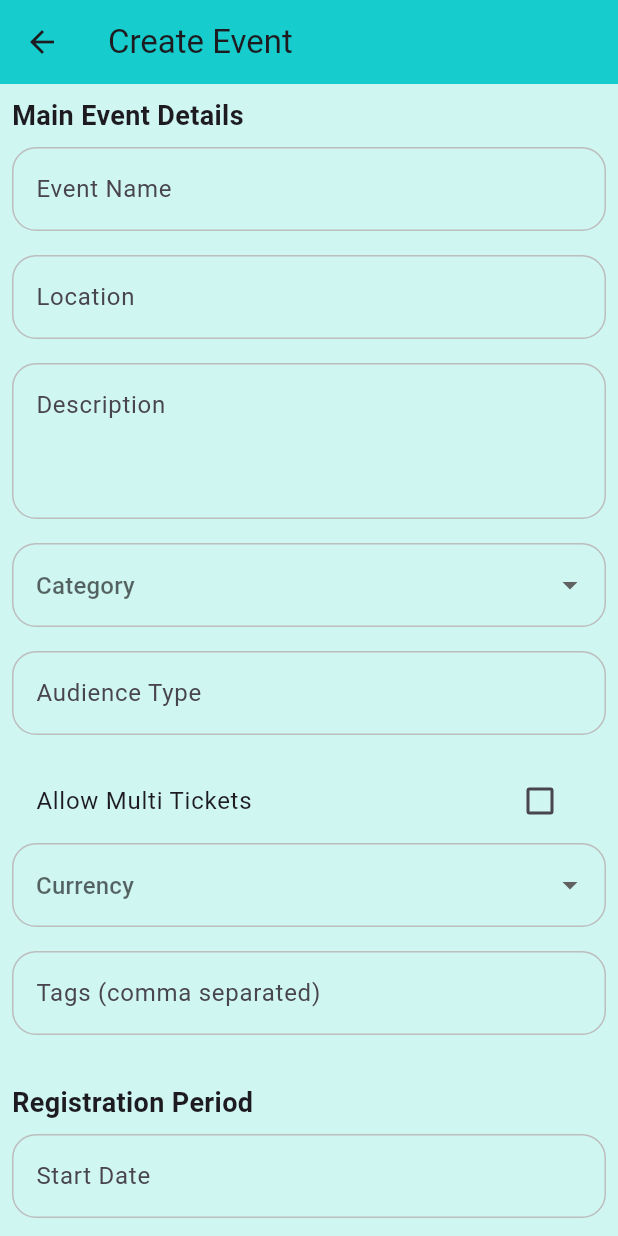
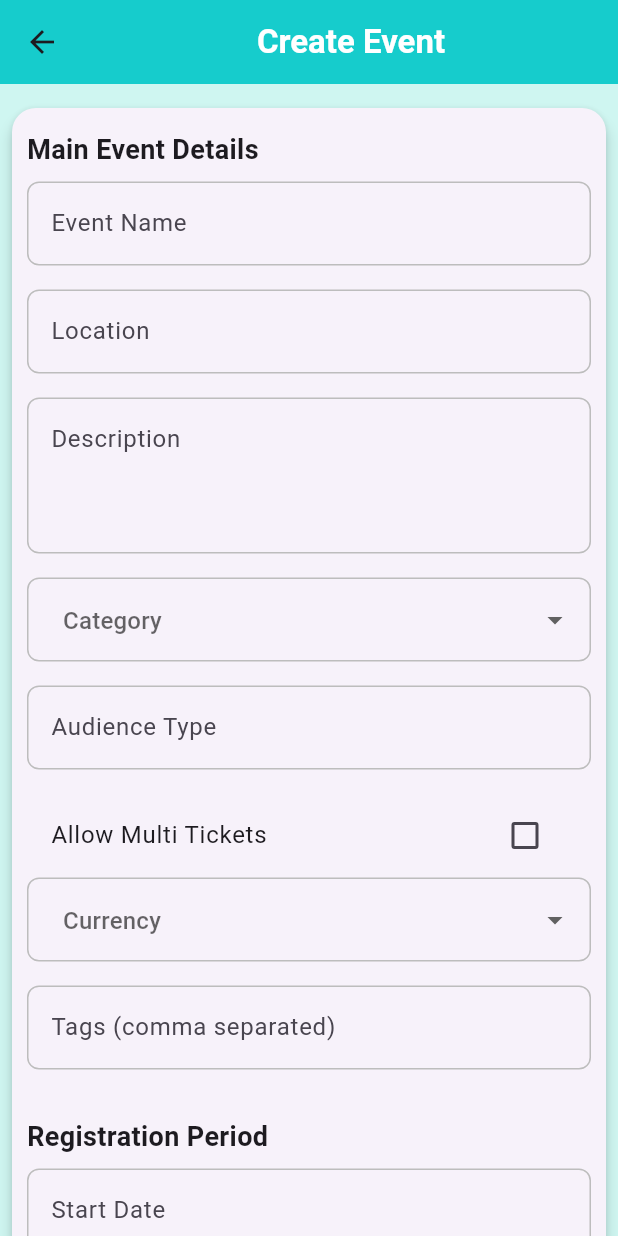
Before and after one commit to sakthiram2004/organizer_app, a Flutter app: the CreateEvent screen opened by its route, on a phone screen of 412 x 824 dp. Run offline on Flutter 3.47's test engine with Material 3 defaults, Android fonts, the phone set to English and light mode, and no system bars; our stand-ins replace flutter_layout_grid, get, google_fonts, image_cropper, image_picker, intl_phone_field.

Commit message:
event add and list event has been done

```diff
--- a/lib/Provider/image_picker_provider.dart
+++ b/lib/Provider/image_picker_provider.dart
@@ -5,7 +5,8 @@ import 'package:organizer_app/Utils/image_helper.dart';
 
 class ImagePickerProvider extends ChangeNotifier {
   final List<File> _mainEventCoverImages = [];
-  final List<File> _subEventCoverImages = [];
+  final List<List<File>> _subEventCoverImages = [[]];
+
   File? _mainEventImage;
   File? _profileImage;
 
@@ -15,7 +16,12 @@ class ImagePickerProvider extends ChangeNotifier {
   File? get profileImage => _profileImage;
 
   List<File> get mainEventCoverImages => _mainEventCoverImages;
-  List<File> get subEventCoverImages  => _subEventCoverImages;
+  List<List<File>> get subEventCoverImages  => _subEventCoverImages;
+
+  void setSubEventImageList(){
+    _subEventCoverImages.add([]);
+    notifyListeners();
+  }
 
   get imageFiles => null;
 
@@ -38,13 +44,13 @@ class ImagePickerProvider extends ChangeNotifier {
     notifyListeners();
   }
 
-  Future<void> pickCoverImage({bool isMainEventCoverImages =  true}) async {
+  Future<void> pickCoverImage(int index , {bool isMainEventCoverImages =  true}) async {
     final file = await imageHelper.pickImage();
     if (file.isNotEmpty) {
       if (isMainEventCoverImages) {
         _mainEventCoverImages.add(File(file.first!.path));
       } else {
-        _subEventCoverImages.add(File(file.first!.path));
+         _subEventCoverImages[index].add(File(file.first!.path));
       }
     }
     notifyListeners();
@@ -58,4 +64,8 @@ class ImagePickerProvider extends ChangeNotifier {
     }
     notifyListeners();
   }
+  void removeMainImage(){
+    _mainEventImage = null;
+    notifyListeners();
+  }
 }
--- a/lib/screens/CreateEvent/create_event.dart
+++ b/lib/screens/CreateEvent/create_event.dart
@@ -30,6 +30,7 @@ class _CreateEventState extends State<CreateEvent> {
 
   bool multiTickets = false;
   List<String> tags = [];
+  List<dynamic> subEventsImages = [];
 
   // List of sub-event controllers
   List<Map<String, TextEditingController>> subEventControllers = [];
@@ -107,7 +108,7 @@ class _CreateEventState extends State<CreateEvent> {
       backgroundColor: tertiaryColor,
       appBar: AppBar(
         backgroundColor: primaryColor,
-        title: const Text("Create Event"),
+        title: const  Center(child: Text("Create Event", style: TextStyle(color: Colors.white,fontWeight: FontWeight.bold),)),
       ),
       body: SingleChildScrollView(
         child: Padding(
@@ -117,13 +118,7 @@ class _CreateEventState extends State<CreateEvent> {
             child: Column(
               crossAxisAlignment: CrossAxisAlignment.start,
               children: [
-                _buildMainEventDetails(),
-                const SizedBox(height: 16),
-                _buildRegistrationPeriod(),
-                const SizedBox(height: 16),
-                _buildEventLocation(),
-                const SizedBox(height: 16),
-                _buildImagePicker(imagePickerProvider),
+                _buildMainEventDetails(imagePickerProvider),
                 const SizedBox(height: 16),
                 _buildSubEvents(imagePickerProvider),
                 const SizedBox(height: 16),
@@ -136,8 +131,16 @@ class _CreateEventState extends State<CreateEvent> {
     );
   }
 
-  Widget _buildMainEventDetails() {
-    return Column(
+  Widget _buildMainEventDetails(ImagePickerProvider imagePickerProvider) {
+    return Card(
+        shape: RoundedRectangleBorder(
+          borderRadius: BorderRadius.circular(16),
+        ),
+        margin: const EdgeInsets.symmetric(vertical: 8),
+        elevation: 4,
+        child: Padding(
+        padding: const EdgeInsets.symmetric(horizontal: 10 , vertical: 15),
+         child: Column(
       crossAxisAlignment: CrossAxisAlignment.start,
       children: [
         const Text(
@@ -185,7 +188,14 @@ class _CreateEventState extends State<CreateEvent> {
           onChanged: (value) =>
               tags = value.split(',').map((tag) => tag.trim()).toList(),
         ),
+        const SizedBox(height: 16),
+        _buildRegistrationPeriod(),
+        const SizedBox(height: 16),
+        _buildEventLocation(),
+        const SizedBox(height: 16),
+        _buildImagePicker(imagePickerProvider),
       ],
+    ),),
     );
   }
 
@@ -232,9 +242,6 @@ class _CreateEventState extends State<CreateEvent> {
   }
 
   Widget _buildImagePicker(ImagePickerProvider provider) {
-    final mediaQuery = MediaQuery.of(context);
-    final screenWidth = mediaQuery.size.width;
-    final screenHeight = mediaQuery.size.height;
     return Column(
       crossAxisAlignment: CrossAxisAlignment.start,
       children: [
@@ -245,26 +252,52 @@ class _CreateEventState extends State<CreateEvent> {
         const SizedBox(height: 8),
         // Display main image if picked
         if (provider.mainEventImage != null)
-          Image.file(
-            provider.mainEventImage!,
-            width: 200,
-            height: 200,
+    Stack(
+      children: [Container(
+      height: 150,
+      decoration: BoxDecoration(
+      borderRadius: BorderRadius.circular(8),
+      border : Border.all(color: Colors.blueGrey , width: 1),
+        image: DecorationImage(
           fit: BoxFit.cover,
+            image: FileImage(provider.mainEventImage!),
       )
-        else
-          ElevatedButton(
-            onPressed: () => provider.pickMainEventImage(),
-            style: ElevatedButton.styleFrom(
-              backgroundColor: const Color(0xFF46BCC3),
-              minimumSize: Size(screenWidth * 0.2, screenHeight * 0.06),
-              shape: RoundedRectangleBorder(
-                borderRadius: BorderRadius.circular(15),
       ),
       ),
-            child: const Text(
+
+        Positioned(
+          right: 0,
+          child: IconButton(
+            icon: const Icon(Icons.remove_circle,
+                color: Colors.red),
+            onPressed: () => provider.removeMainImage())
+        ),
+      ]
+    )
+
+        else
+          GestureDetector(
+            onTap: () => provider.pickMainEventImage(),
+            child: Container(
+              height: 150,
+              decoration: BoxDecoration(
+                borderRadius: BorderRadius.circular(8),
+                border : Border.all(color: Colors.blueGrey , width: 1),
+              ),
+              child: const Center(
+                child: Column(
+                  mainAxisAlignment: MainAxisAlignment.center,
+                  crossAxisAlignment: CrossAxisAlignment.center,
+                  children: [
+                    Icon(Icons.add, color: Colors.black38, size: 50),
+                Text(
                   'Pick Main Image',
                   style: TextStyle(
-                color: Colors.white,
+                    color: Colors.black54,
+                  ),
+                )
+                  ],
+                ),
               ),
             ),
           ),
@@ -272,18 +305,25 @@ class _CreateEventState extends State<CreateEvent> {
         // Display cover images if picked
         const Text('Cover Images'),
         const SizedBox(height: 8),
-        provider.mainEventCoverImages.isNotEmpty
-            ? Wrap(
-                spacing: 8.0,
-                runSpacing: 8.0,
-                children: provider.mainEventCoverImages.map((image) {
+        Wrap(
+                spacing: 10.0,
+                runSpacing: 10.0,
+                children:
+                [
+                  ...provider.mainEventCoverImages.map((image) {
                   return Stack(
                     children: [
-                      Image.file(
-                        File(image.path),
+                      Container(
+                        height: 100,
                         width: 100,
-                        height: 100,
+                        decoration: BoxDecoration(
+                            borderRadius: BorderRadius.circular(8),
+                            border : Border.all(color: Colors.blueGrey , width: 1),
+                            image: DecorationImage(
                               fit: BoxFit.cover,
+                              image: FileImage(image),
+                            )
+                        ),
                       ),
                       Positioned(
                         right: 0,
@@ -296,24 +336,35 @@ class _CreateEventState extends State<CreateEvent> {
                       ),
                     ],
                   );
-                }).toList(),
+                }),
+          GestureDetector(
+            onTap: () => provider.pickCoverImage(0),
+            child: Container(
+              height: 100,
+              width: 100,
+              decoration: BoxDecoration(
+                borderRadius: BorderRadius.circular(8),
+                border : Border.all(color: Colors.blueGrey , width: 1),
+              ),
+              child: const Center(
+                child: Column(
+                  mainAxisAlignment: MainAxisAlignment.center,
+                  crossAxisAlignment: CrossAxisAlignment.center,
+                  children: [
+                    Icon(Icons.add, color: Colors.black38, size: 25),
+                    Text(
+                      'Pick Image',
+                      style: TextStyle(
+                        color: Colors.black54,
+                      ),
                     )
-            : ElevatedButton(
-                onPressed: () => provider.pickCoverImage(),
-                style: ElevatedButton.styleFrom(
-                  backgroundColor: const Color(0xFF46BCC3),
-                  minimumSize: Size(screenWidth * 0.2, screenHeight * 0.06),
-                  shape: RoundedRectangleBorder(
-                    borderRadius: BorderRadius.circular(15),
-                  ),
-                ),
-                child: const Text(
-                  'Pick Cover Images',
-                  style: TextStyle(
-                    color: Colors.white,
+                  ],
                 ),
               ),
             ),
+          ),
+                ]
+        )
       ],
     );
   }
@@ -331,14 +382,17 @@ class _CreateEventState extends State<CreateEvent> {
         ),
         const SizedBox(height: 8),
         ...List.generate(subEventControllers.length, (index) {
-          return Card(
+          if (index >= 0 && index < subEventControllers.length) {
+            return Stack(
+                children: [
+                  Card(
                     shape: RoundedRectangleBorder(
                       borderRadius: BorderRadius.circular(16),
                     ),
                     margin: const EdgeInsets.symmetric(vertical: 8),
                     elevation: 4,
                     child: Padding(
-              padding: const EdgeInsets.all(6.0),
+                      padding: const EdgeInsets.symmetric(horizontal: 10 , vertical: 40),
                       child: Column(
                         crossAxisAlignment: CrossAxisAlignment.start,
                         children: [
@@ -387,28 +441,165 @@ class _CreateEventState extends State<CreateEvent> {
                           _buildCurvedTextField(
                               subEventControllers[index]['ticket_qty']!,
                               'Ticket Quantity'),
+
+                          Column(
+                              crossAxisAlignment: CrossAxisAlignment.start,
+                              children: [
+                                // Display cover images if picked
+                                const Text('Cover Images'),
+                                const SizedBox(height: 8),
+                                (provider.subEventCoverImages[index].isNotEmpty)?   Wrap(
+                                    spacing: 10.0,
+                                    runSpacing: 10.0,
+                                    children:
+                                    [
+                                      ...provider.subEventCoverImages[index].map((image) {
+                                        return
+
+                                          Stack(
+                                          children: [
+                                            Container(
+                                              height: 100,
+                                              width: 100,
+                                              decoration: BoxDecoration(
+                                                  borderRadius: BorderRadius.circular(8),
+                                                  border : Border.all(color: Colors.blueGrey , width: 1),
+                                                  image: DecorationImage(
+                                                    fit: BoxFit.cover,
+                                                    image: FileImage(image),
+                                                  )
+                                              ),
+                                            ),
+                                            Positioned(
+                                              right: 0,
+                                              child: IconButton(
+                                                icon: const Icon(Icons.remove_circle,
+                                                    color: Colors.red),
+                                                onPressed: () => provider.removeCoverImage(
+                                                  index,
+                                                    deleteMainEventCoverImage: false
+                                                ),
+                                              ),
+                                            ),
+                                          ],
+                                        );
+                                      }),
+                                      GestureDetector(
+                                        onTap: () => provider.pickCoverImage(index ,isMainEventCoverImages: false),
+                                        child: Container(
+                                          height: 100,
+                                          width: 100,
+                                          decoration: BoxDecoration(
+                                            borderRadius: BorderRadius.circular(8),
+                                            border : Border.all(color: Colors.blueGrey , width: 1),
+                                          ),
+                                          child: const Center(
+                                            child: Column(
+                                              mainAxisAlignment: MainAxisAlignment.center,
+                                              crossAxisAlignment: CrossAxisAlignment.center,
+                                              children: [
+                                                Icon(Icons.add, color: Colors.black38, size: 25),
+                                                Text(
+                                                  'Pick Image',
+                                                  style: TextStyle(
+                                                    color: Colors.black54,
+                                                  ),
+                                                )
                                               ],
                                             ),
                                           ),
+                                        ),
+                                      ),
+                                    ]
+                                ):
+
+
+                                GestureDetector(
+                                  onTap: () => provider.pickCoverImage(index ,isMainEventCoverImages: false),
+                                  child: Container(
+                                    height: 100,
+                                    width: 100,
+                                    decoration: BoxDecoration(
+                                      borderRadius: BorderRadius.circular(8),
+                                      border : Border.all(color: Colors.blueGrey , width: 1),
+                                    ),
+                                    child: const Center(
+                                      child: Column(
+                                        mainAxisAlignment: MainAxisAlignment.center,
+                                        crossAxisAlignment: CrossAxisAlignment.center,
+                                        children: [
+                                          Icon(Icons.add, color: Colors.black38, size: 25),
+                                          Text(
+                                            'Pick Image',
+                                            style: TextStyle(
+                                              color: Colors.black54,
+                                            ),
+                                          )
+                                        ],
+                                      ),
+                                    ),
+                                  ),
+                                ),
+
+
+                              ]
+                          ),
+                        ],
+                      ),
+                    ),
+
+
+                  ),
+
+                  Positioned(
+                    right: 6,
+                    top: 6,
+                    child: SizedBox(
+                      height: 40,width: 40,
+                      child: IconButton(
+                          icon: const Icon(Icons.close_rounded,
+                              size: 25,
+                              color: Colors.red),
+                          onPressed: (){
+                            ScaffoldMessenger.of(context).showSnackBar(
+                              const SnackBar(content: Text("sub event removed")),
                             );
+                            setState(() {
+                              if (subEventControllers.isNotEmpty) {
+                                subEventControllers.removeAt(index);
+                              }
+                            });
+                          }
+
+                      ),
+                    ),
+                  ),
+                ]
+            );
+          }
+          return const SizedBox();
+
         }),
         ElevatedButton(
-          onPressed: _addSubEvent,
+          onPressed: (){
+            provider.setSubEventImageList();
+            _addSubEvent();
+          },
           style: ElevatedButton.styleFrom(
             backgroundColor: const Color(0xFF46BCC3),
-            minimumSize: Size(screenWidth * 0.2, screenHeight * 0.06),
+            minimumSize: Size(screenWidth * 0.4, screenHeight * 0.07),
             shape: RoundedRectangleBorder(
-              borderRadius: BorderRadius.circular(15),
+              borderRadius: BorderRadius.circular(16),
             ),
           ),
           child: const Text(
-            'Add Sub-event',
+            'Add Sub-event ',
             style: TextStyle(
               color: Colors.white,
             ),
           ),
         ),
-      ],
+    ]
     );
   }
 
@@ -435,14 +626,14 @@ class _CreateEventState extends State<CreateEvent> {
               const EdgeInsets.symmetric(vertical: 16.0, horizontal: 12.0),
           hintText: hint,
           border: OutlineInputBorder(
-            borderRadius: BorderRadius.circular(16),
+            borderRadius: BorderRadius.circular(8),
           ),
           focusedBorder: OutlineInputBorder(
-            borderRadius: BorderRadius.circular(16),
+            borderRadius: BorderRadius.circular(8),
             borderSide: BorderSide(color: Theme.of(context).primaryColor),
           ),
           enabledBorder: OutlineInputBorder(
-            borderRadius: BorderRadius.circular(16),
+            borderRadius: BorderRadius.circular(8),
             borderSide: BorderSide(color: Colors.grey.shade400),
           ),
         ),
@@ -455,12 +646,15 @@ class _CreateEventState extends State<CreateEvent> {
     String hint,
     List<String> items,
   ) {
-    return Padding(
+    return ButtonTheme(
+      alignedDropdown: true,
+      child: Padding(
         padding: const EdgeInsets.only(bottom: 16.0),
         child: DropdownButtonFormField<String>(
           value: controller.text.isEmpty ? null : controller.text,
           items: items.map((item) {
             return DropdownMenuItem(
+              alignment: AlignmentDirectional.center,
               value: item,
               child: Text(item),
             );
@@ -472,18 +666,20 @@ class _CreateEventState extends State<CreateEvent> {
           },
           decoration: InputDecoration(
             contentPadding:
-              const EdgeInsets.symmetric(vertical: 16.0, horizontal: 12.0),
+                const EdgeInsets.symmetric(vertical: 16.0, horizontal: 20.0),
             hintText: hint,
+
             border: OutlineInputBorder(
-            borderRadius: BorderRadius.circular(16),
+              borderRadius: BorderRadius.circular(8),
             ),
             focusedBorder: OutlineInputBorder(
-            borderRadius: BorderRadius.circular(16),
+              borderRadius: BorderRadius.circular(8),
               borderSide: BorderSide(color: Theme.of(context).primaryColor),
             ),
             enabledBorder: OutlineInputBorder(
-            borderRadius: BorderRadius.circular(16),
+              borderRadius: BorderRadius.circular(8),
               borderSide: BorderSide(color: Colors.grey.shade400),
+            ),
           ),
         ),
       ),
@@ -498,9 +694,9 @@ class _CreateEventState extends State<CreateEvent> {
         child: ElevatedButton(
       style: ElevatedButton.styleFrom(
         backgroundColor: const Color(0xFF46BCC3),
-        minimumSize: Size(screenWidth * 0.6, screenHeight * 0.06),
+        minimumSize: Size(screenWidth * 1, screenHeight * 0.07),
         shape: RoundedRectangleBorder(
-          borderRadius: BorderRadius.circular(15),
+          borderRadius: BorderRadius.circular(10),
         ),
       ),
       onPressed: () {
```
Also changed, not shown: lib/screens/Dashboard/dashboard_screen.dart (added, +15 -0 lines), lib/screens/ListEvent/list_event.dart (+38 -30 lines), lib/screens/ListEvent/tab_view.dart (+28 -52 lines), lib/screens/Profile/profile_screen.dart (added, +15 -0 lines), lib/screens/Search/search_screen.dart (added, +15 -0 lines), lib/screens/main_screen.dart (+8 -9 lines). Lines whose indentation alone changed are shown as unchanged.
